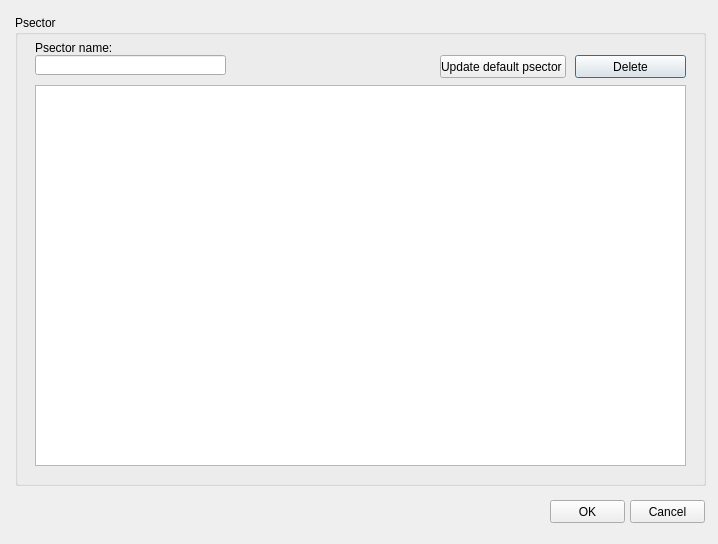
Above: ui/psector_management.ui from Giswater/giswater_qgis_plugin before the change. Below: the same form after it.
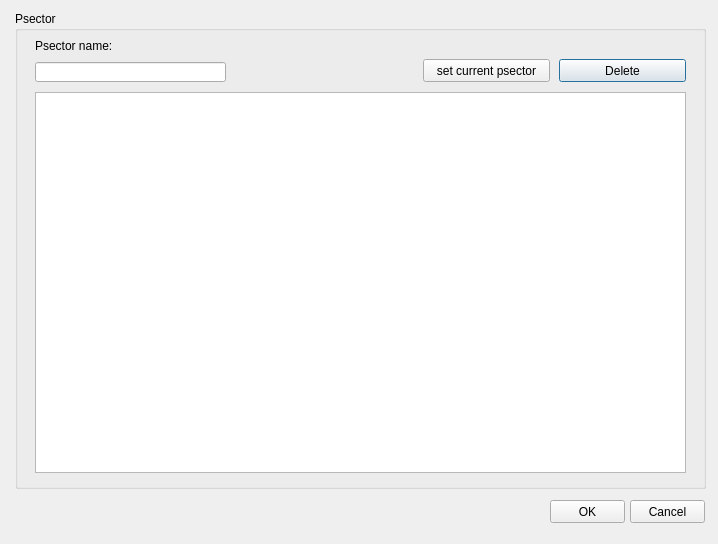
That is the form after the change.

Commit message: Update psector_management

What changed in the file:
```diff
--- a/ui/psector_management.ui
+++ b/ui/psector_management.ui
@@ -17,9 +17,9 @@
    <property name="geometry">
     <rect>
      <x>15</x>
-     <y>15</y>
+     <y>11</y>
      <width>691</width>
-     <height>471</height>
+     <height>478</height>
     </rect>
    </property>
    <property name="title">
@@ -29,7 +29,7 @@
     <property name="geometry">
      <rect>
       <x>20</x>
-      <y>70</y>
+      <y>81</y>
       <width>651</width>
       <height>381</height>
      </rect>
@@ -41,9 +41,9 @@
    <widget class="QPushButton" name="btn_delete">
     <property name="geometry">
      <rect>
-      <x>560</x>
-      <y>40</y>
-      <width>111</width>
+      <x>544</x>
+      <y>48</y>
+      <width>127</width>
       <height>23</height>
      </rect>
     </property>
@@ -55,7 +55,7 @@
     <property name="geometry">
      <rect>
       <x>20</x>
-      <y>40</y>
+      <y>51</y>
       <width>191</width>
       <height>20</height>
      </rect>
@@ -64,21 +64,21 @@
    <widget class="QPushButton" name="btn_update_psector">
     <property name="geometry">
      <rect>
-      <x>425</x>
-      <y>40</y>
-      <width>126</width>
+      <x>408</x>
+      <y>48</y>
+      <width>127</width>
       <height>23</height>
      </rect>
     </property>
     <property name="text">
-     <string>Update default psector </string>
+     <string>set current psector</string>
     </property>
    </widget>
    <widget class="QLabel" name="lbl_vdefault_psector">
     <property name="geometry">
      <rect>
-      <x>248</x>
-      <y>43</y>
+      <x>225</x>
+      <y>51</y>
       <width>171</width>
       <height>16</height>
      </rect>
@@ -99,7 +99,7 @@
     <property name="geometry">
      <rect>
       <x>20</x>
-      <y>25</y>
+      <y>27</y>
       <width>171</width>
       <height>16</height>
      </rect>
```
Left out of the diff: 2 changed lines with no effect on the pictures.
